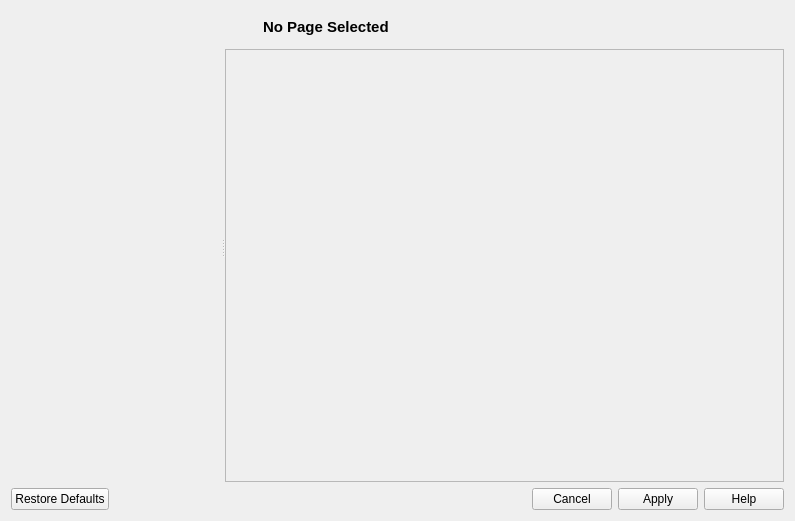
Before: the Qt Designer form src/CoreGui/source/ConfigurationWidget.ui in JPNaude/Qtilities, drawn with Qt 5.
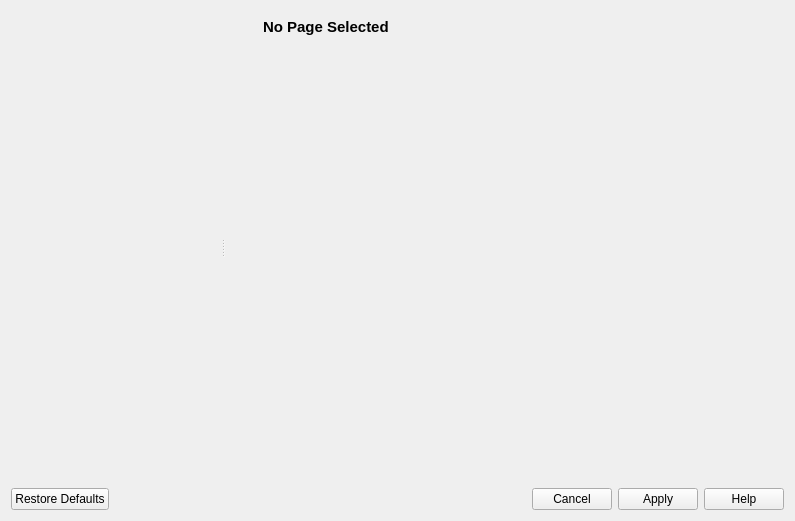
After: the same form once the commit is applied.

```diff
--- a/src/CoreGui/source/ConfigurationWidget.ui
+++ b/src/CoreGui/source/ConfigurationWidget.ui
@@ -33,7 +33,7 @@
        </size>
       </property>
      </widget>
-     <widget class="QWidget" name="">
+     <widget class="QWidget" name="layoutWidget">
       <layout class="QGridLayout" name="gridLayout">
        <item row="0" column="0">
         <widget class="QLabel" name="lblPageIcon">
@@ -105,7 +105,7 @@
           </size>
          </property>
          <property name="frameShape">
-          <enum>QFrame::StyledPanel</enum>
+          <enum>QFrame::NoFrame</enum>
          </property>
          <property name="frameShadow">
           <enum>QFrame::Raised</enum>
```
